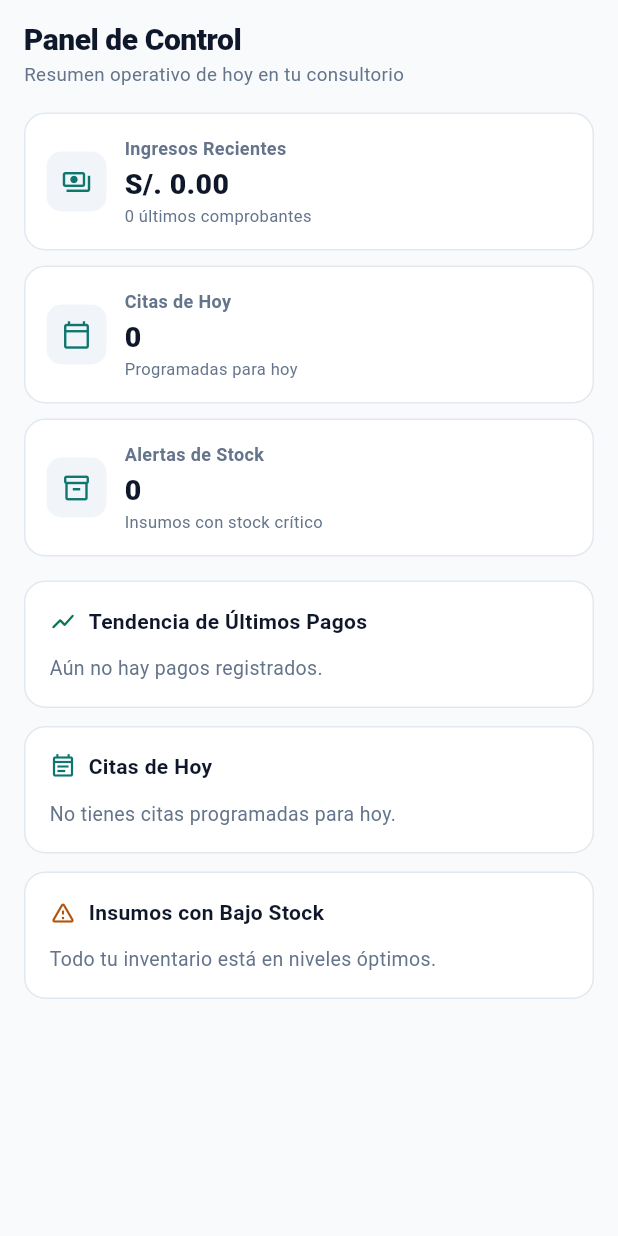
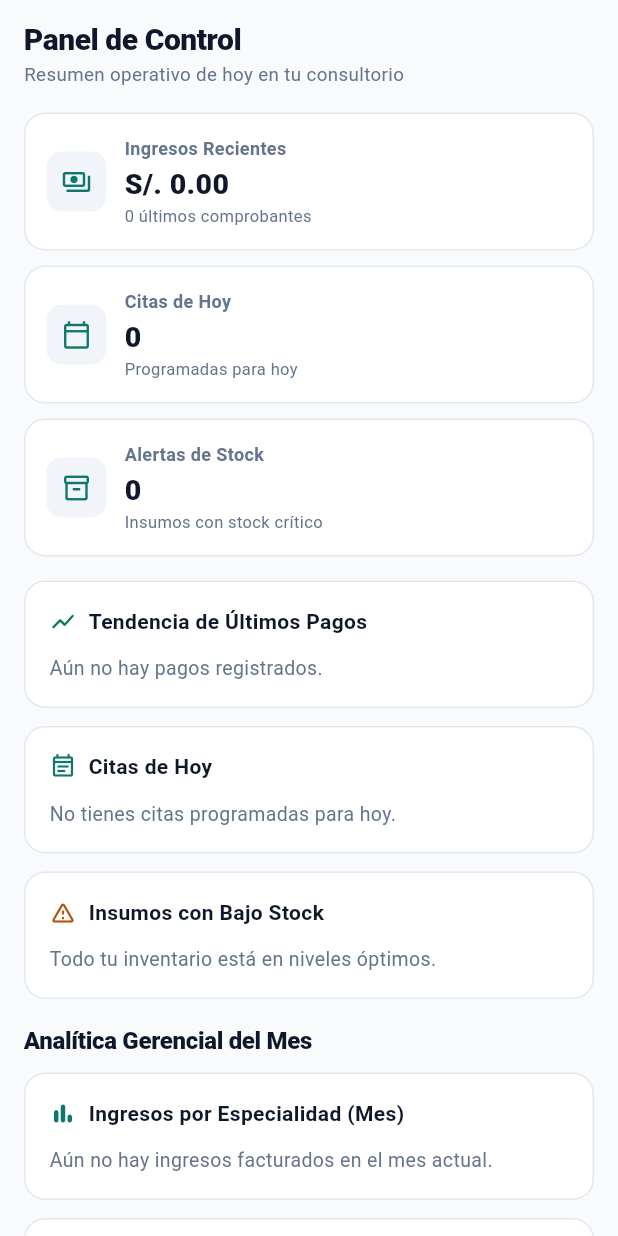
Before and after one commit to Dentify-Mobile-2026/FlutterMobileApp-Repository, a Flutter app: the DashboardContent widget shown alone on an empty page, opened directly with empty values, on a phone screen of 412 x 824 dp. Run offline on Flutter 3.47's test engine with Material 3 defaults, Android fonts, the phone set to English and light mode, and no system bars; our stand-ins replace dio, flutter_riverpod, retrofit, shared_preferences; accounts and stored records are empty; generated files the repository leaves out were written again; network calls fail.

Commit message:
feat(dashboard): add executive analytics cards for specialty revenue, attendance, and financials

```diff
--- a/lib/dashboard/domain/model/dashboard_data.dart
+++ b/lib/dashboard/domain/model/dashboard_data.dart
@@ -2,11 +2,67 @@ class DashboardData {
   final List<Item>? lowStockItems;
   final List<Invoice>? recentPayments;
   final List<Appointment>? recentAppointments;
+  final DashboardAnalytics? analytics;
 
   DashboardData({
     this.lowStockItems,
     this.recentPayments,
     this.recentAppointments,
+    this.analytics,
+  });
+}
+
+class DashboardAnalytics {
+  final String month;
+  final List<SpecialtyRevenue> revenueBySpecialty;
+  final AttendanceMetrics attendance;
+  final FinancialSummary financials;
+
+  const DashboardAnalytics({
+    required this.month,
+    required this.revenueBySpecialty,
+    required this.attendance,
+    required this.financials,
+  });
+}
+
+class SpecialtyRevenue {
+  final String category;
+  final double revenue;
+  final int count;
+
+  const SpecialtyRevenue({
+    required this.category,
+    required this.revenue,
+    required this.count,
+  });
+}
+
+class AttendanceMetrics {
+  final int totalAppointments;
+  final int completedCount;
+  final int cancelledCount;
+  final int noShowCount;
+  final double attendanceRate;
+
+  const AttendanceMetrics({
+    required this.totalAppointments,
+    required this.completedCount,
+    required this.cancelledCount,
+    required this.noShowCount,
+    required this.attendanceRate,
+  });
+}
+
+class FinancialSummary {
+  final double totalCollected;
+  final double pendingBalance;
+  final double collectionRate;
+
+  const FinancialSummary({
+    required this.totalCollected,
+    required this.pendingBalance,
+    required this.collectionRate,
   });
 }
 
--- /dev/null
+++ b/lib/dashboard/presentation/widgets/analytics_cards.dart
@@ -0,0 +1,360 @@
+import 'package:dentify_flutter/core/theme/app_theme.dart';
+import 'package:dentify_flutter/dashboard/domain/model/dashboard_data.dart';
+import 'package:dentify_flutter/patientAttention/treatments/domain/model/treatment_category.dart';
+import 'package:flutter/material.dart';
+
+class SpecialtyRevenueCard extends StatelessWidget {
+  final List<SpecialtyRevenue> items;
+
+  const SpecialtyRevenueCard({super.key, required this.items});
+
+  String _labelFor(String code) {
+    if (code.toUpperCase() == 'GENERAL') return 'Consulta General';
+    return TreatmentCategory.fromCode(code).label;
+  }
+
+  Color _colorFor(String code) {
+    if (code.toUpperCase() == 'GENERAL') return AppColors.muted;
+    return TreatmentCategory.fromCode(code).color;
+  }
+
+  @override
+  Widget build(BuildContext context) {
+    final maxRevenue = items.fold<double>(
+      0.0,
+      (prev, e) => e.revenue > prev ? e.revenue : prev,
+    );
+
+    return _AnalyticsShell(
+      title: 'Ingresos por Especialidad (Mes)',
+      icon: Icons.bar_chart_rounded,
+      iconColor: AppColors.primary,
+      child: items.isEmpty
+          ? const Text(
+              'Aún no hay ingresos facturados en el mes actual.',
+              style: TextStyle(fontSize: 13, color: AppColors.muted),
+            )
+          : Column(
+              children: items.map((item) {
+                final ratio = maxRevenue > 0
+                    ? (item.revenue / maxRevenue).clamp(0.04, 1.0)
+                    : 0.0;
+                final barColor = _colorFor(item.category);
+
+                return Padding(
+                  padding: const EdgeInsets.symmetric(vertical: 6),
+                  child: Column(
+                    crossAxisAlignment: CrossAxisAlignment.start,
+                    children: [
+                      Row(
+                        children: [
+                          Expanded(
+                            child: Text(
+                              '${_labelFor(item.category)} (${item.count})',
+                              style: const TextStyle(
+                                fontSize: 12.5,
+                                fontWeight: FontWeight.w600,
+                                color: AppColors.ink,
+                              ),
+                              overflow: TextOverflow.ellipsis,
+                            ),
+                          ),
+                          const SizedBox(width: 8),
+                          Text(
+                            'S/. ${item.revenue.toStringAsFixed(2)}',
+                            style: const TextStyle(
+                              fontSize: 12.5,
+                              fontWeight: FontWeight.w700,
+                              color: AppColors.ink,
+                            ),
+                          ),
+                        ],
+                      ),
+                      const SizedBox(height: 5),
+                      ClipRRect(
+                        borderRadius: BorderRadius.circular(5),
+                        child: LinearProgressIndicator(
+                          value: ratio,
+                          minHeight: 7,
+                          backgroundColor: AppColors.surfaceSubtle,
+                          valueColor: AlwaysStoppedAnimation(barColor),
+                        ),
+                      ),
+                    ],
+                  ),
+                );
+              }).toList(),
+            ),
+    );
+  }
+}
+
+class AttendanceRateCard extends StatelessWidget {
+  final AttendanceMetrics metrics;
+
+  const AttendanceRateCard({super.key, required this.metrics});
+
+  @override
+  Widget build(BuildContext context) {
+    final closed = metrics.completedCount +
+        metrics.cancelledCount +
+        metrics.noShowCount;
+    final ratio =
+        closed > 0 ? (metrics.attendanceRate / 100.0).clamp(0.0, 1.0) : 0.0;
+
+    return _AnalyticsShell(
+      title: 'Tasa de Asistencia (Mes)',
+      icon: Icons.how_to_reg_outlined,
+      iconColor: AppColors.success,
+      child: Column(
+        crossAxisAlignment: CrossAxisAlignment.start,
+        children: [
+          Row(
+            crossAxisAlignment: CrossAxisAlignment.baseline,
+            textBaseline: TextBaseline.alphabetic,
+            children: [
+              Text(
+                '${metrics.attendanceRate.toStringAsFixed(1)}%',
+                style: const TextStyle(
+                  fontSize: 26,
+                  fontWeight: FontWeight.w800,
+                  color: AppColors.ink,
+                ),
+              ),
+              const SizedBox(width: 8),
+              Flexible(
+                child: Text(
+                  closed > 0
+                      ? '${metrics.completedCount} de $closed citas cerradas'
+                      : '${metrics.totalAppointments} citas en el mes',
+                  style: const TextStyle(fontSize: 12, color: AppColors.muted),
+                  overflow: TextOverflow.ellipsis,
+                ),
+              ),
+            ],
+          ),
+          const SizedBox(height: 10),
+          ClipRRect(
+            borderRadius: BorderRadius.circular(6),
+            child: LinearProgressIndicator(
+              value: ratio,
+              minHeight: 8,
+              backgroundColor:
+                  closed > 0 ? AppColors.dangerLight : AppColors.surfaceSubtle,
+              valueColor: const AlwaysStoppedAnimation(AppColors.success),
+            ),
+          ),
+          const SizedBox(height: 12),
+          Wrap(
+            spacing: 8,
+            runSpacing: 6,
+            children: [
+              _statChip(
+                label: 'Atendidas',
+                value: metrics.completedCount,
+                color: AppColors.success,
+                bg: AppColors.successLight,
+              ),
+              _statChip(
+                label: 'Canceladas',
+                value: metrics.cancelledCount,
+                color: AppColors.danger,
+                bg: AppColors.dangerLight,
+              ),
+              _statChip(
+                label: 'No Asistió',
+                value: metrics.noShowCount,
+                color: AppColors.warning,
+                bg: AppColors.warningLight,
+              ),
+            ],
+          ),
+        ],
+      ),
+    );
+  }
+
+  Widget _statChip({
+    required String label,
+    required int value,
+    required Color color,
+    required Color bg,
+  }) {
+    return Container(
+      padding: const EdgeInsets.symmetric(horizontal: 9, vertical: 4),
+      decoration: BoxDecoration(
+        color: bg,
+        borderRadius: BorderRadius.circular(8),
+      ),
+      child: Text(
+        '$label: $value',
+        style: TextStyle(
+          fontSize: 11.5,
+          fontWeight: FontWeight.w700,
+          color: color,
+        ),
+      ),
+    );
+  }
+}
+
+class FinancialBalanceCard extends StatelessWidget {
+  final FinancialSummary financials;
+
+  const FinancialBalanceCard({super.key, required this.financials});
+
+  @override
+  Widget build(BuildContext context) {
+    final total = financials.totalCollected + financials.pendingBalance;
+    final collectedRatio =
+        total > 0 ? (financials.totalCollected / total).clamp(0.0, 1.0) : 0.0;
+
+    return _AnalyticsShell(
+      title: 'Recaudado vs Saldo por Cobrar',
+      icon: Icons.account_balance_wallet_outlined,
+      iconColor: AppColors.primary,
+      child: Column(
+        crossAxisAlignment: CrossAxisAlignment.start,
+        children: [
+          Row(
+            children: [
+              Expanded(
+                child: _amountTile(
+                  label: 'Total Recaudado',
+                  amount: financials.totalCollected,
+                  color: AppColors.success,
+                  bg: AppColors.successLight,
+                ),
+              ),
+              const SizedBox(width: 10),
+              Expanded(
+                child: _amountTile(
+                  label: 'Por Cobrar',
+                  amount: financials.pendingBalance,
+                  color: financials.pendingBalance > 0
+                      ? AppColors.warning
+                      : AppColors.muted,
+                  bg: financials.pendingBalance > 0
+                      ? AppColors.warningLight
+                      : AppColors.surfaceSubtle,
+                ),
+              ),
+            ],
+          ),
+          const SizedBox(height: 12),
+          ClipRRect(
+            borderRadius: BorderRadius.circular(6),
+            child: LinearProgressIndicator(
+              value: collectedRatio,
+              minHeight: 8,
+              backgroundColor: total > 0
+                  ? AppColors.warningLight
+                  : AppColors.surfaceSubtle,
+              valueColor: const AlwaysStoppedAnimation(AppColors.success),
+            ),
+          ),
+          const SizedBox(height: 6),
+          Text(
+            total > 0
+                ? '${financials.collectionRate.toStringAsFixed(1)}% recaudado del total mensual'
+                : 'Sin facturación registrada este mes',
+            style: const TextStyle(fontSize: 11.5, color: AppColors.muted),
+          ),
+        ],
+      ),
+    );
+  }
+
+  Widget _amountTile({
+    required String label,
+    required double amount,
+    required Color color,
+    required Color bg,
+  }) {
+    return Container(
+      padding: const EdgeInsets.all(10),
+      decoration: BoxDecoration(
+        color: bg,
+        borderRadius: BorderRadius.circular(10),
+      ),
+      child: Column(
+        crossAxisAlignment: CrossAxisAlignment.start,
+        children: [
+          Text(
+            label,
+            style: const TextStyle(
+              fontSize: 11.5,
+              fontWeight: FontWeight.w600,
+              color: AppColors.muted,
+            ),
+            overflow: TextOverflow.ellipsis,
+          ),
+          const SizedBox(height: 3),
+          FittedBox(
+            fit: BoxFit.scaleDown,
+            alignment: Alignment.centerLeft,
+            child: Text(
+              'S/. ${amount.toStringAsFixed(2)}',
+              style: TextStyle(
+                fontSize: 16,
+                fontWeight: FontWeight.w800,
+                color: color,
+              ),
+            ),
+          ),
+        ],
+      ),
+    );
+  }
+}
+
+class _AnalyticsShell extends StatelessWidget {
+  final String title;
+  final IconData icon;
+  final Color iconColor;
+  final Widget child;
+
+  const _AnalyticsShell({
+    required this.title,
+    required this.icon,
+    required this.iconColor,
+    required this.child,
+  });
+
+  @override
+  Widget build(BuildContext context) {
+    return Container(
+      width: double.infinity,
+      padding: const EdgeInsets.all(16),
+      decoration: BoxDecoration(
+        color: AppColors.surface,
+        borderRadius: BorderRadius.circular(14),
+        border: Border.all(color: AppColors.border),
+      ),
+      child: Column(
+        crossAxisAlignment: CrossAxisAlignment.start,
+        children: [
+          Row(
+            children: [
+              Icon(icon, size: 18, color: iconColor),
+              const SizedBox(width: 8),
+              Expanded(
+                child: Text(
+                  title,
+                  style: const TextStyle(
+                    fontSize: 14,
+                    fontWeight: FontWeight.w700,
+                    color: AppColors.ink,
+                  ),
+                  overflow: TextOverflow.ellipsis,
+                ),
+              ),
+            ],
+          ),
+          const SizedBox(height: 12),
+          child,
+        ],
+      ),
+    );
+  }
+}
--- a/lib/dashboard/presentation/widgets/dashboard_content.dart
+++ b/lib/dashboard/presentation/widgets/dashboard_content.dart
@@ -1,5 +1,6 @@
 import 'package:dentify_flutter/core/theme/app_theme.dart';
 import 'package:dentify_flutter/dashboard/domain/model/dashboard_data.dart';
+import 'package:dentify_flutter/dashboard/presentation/widgets/analytics_cards.dart';
 import 'package:flutter/material.dart';
 import 'package:intl/intl.dart';
 import 'sparkline_payments.dart';
@@ -125,6 +126,60 @@ class DashboardContent extends StatelessWidget {
             _appointmentsCard(appointments),
             const SizedBox(height: 12),
             _lowStockCard(lowStock),
+          ],
+
+          if (data.analytics != null) ...[
+            const SizedBox(height: 16),
+            const Text(
+              'Analítica Gerencial del Mes',
+              style: TextStyle(
+                fontSize: 16,
+                fontWeight: FontWeight.w800,
+                color: AppColors.ink,
+                letterSpacing: -0.2,
+              ),
+            ),
+            const SizedBox(height: 10),
+            if (isWide)
+              Row(
+                crossAxisAlignment: CrossAxisAlignment.start,
+                children: [
+                  Expanded(
+                    flex: 6,
+                    child: SpecialtyRevenueCard(
+                      items: data.analytics!.revenueBySpecialty,
+                    ),
+                  ),
+                  const SizedBox(width: 12),
+                  Expanded(
+                    flex: 4,
+                    child: Column(
+                      children: [
+                        AttendanceRateCard(
+                          metrics: data.analytics!.attendance,
+                        ),
+                        const SizedBox(height: 12),
+                        FinancialBalanceCard(
+                          financials: data.analytics!.financials,
+                        ),
+                      ],
+                    ),
+                  ),
+                ],
+              )
+            else ...[
+              SpecialtyRevenueCard(
+                items: data.analytics!.revenueBySpecialty,
+              ),
+              const SizedBox(height: 12),
+              AttendanceRateCard(
+                metrics: data.analytics!.attendance,
+              ),
+              const SizedBox(height: 12),
+              FinancialBalanceCard(
+                financials: data.analytics!.financials,
+              ),
+            ],
           ],
         ],
       ),
```
Also changed, not shown: lib/dashboard/data/model/dashboard_response_dto.dart (+148 -0 lines), lib/dashboard/data/repository/dashboard_repository_impl.dart (+27 -0 lines).
